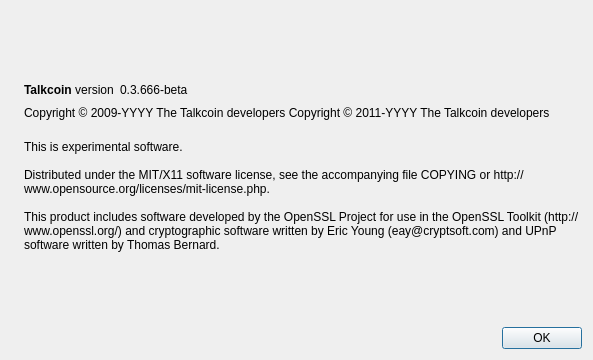
The window that src/qt/forms/aboutdialog.ui (talkcoin/talkcoin-wallet) describes before a commit, drawn with Qt 5.
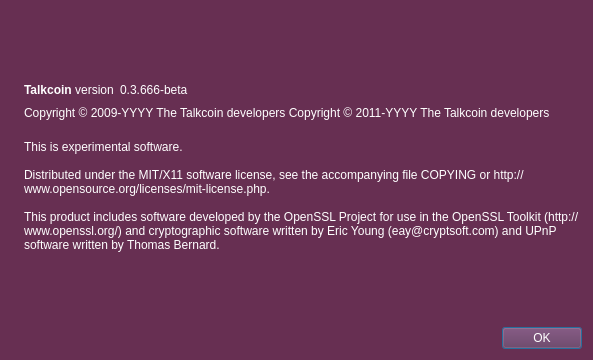
The same window after the commit. Icons and pictures are not drawn.

The edit to the form file:
```diff
--- a/src/qt/forms/aboutdialog.ui
+++ b/src/qt/forms/aboutdialog.ui
@@ -13,6 +13,10 @@
   <property name="windowTitle">
    <string>About Talkcoin</string>
   </property>
+  <property name="styleSheet">
+   <string notr="true">background-color: rgb(103, 47, 82);
+color: rgb(255, 255, 255);</string>
+  </property>
   <layout class="QHBoxLayout" name="horizontalLayout_2">
    <item>
     <widget class="QLabel" name="label_4">
```
